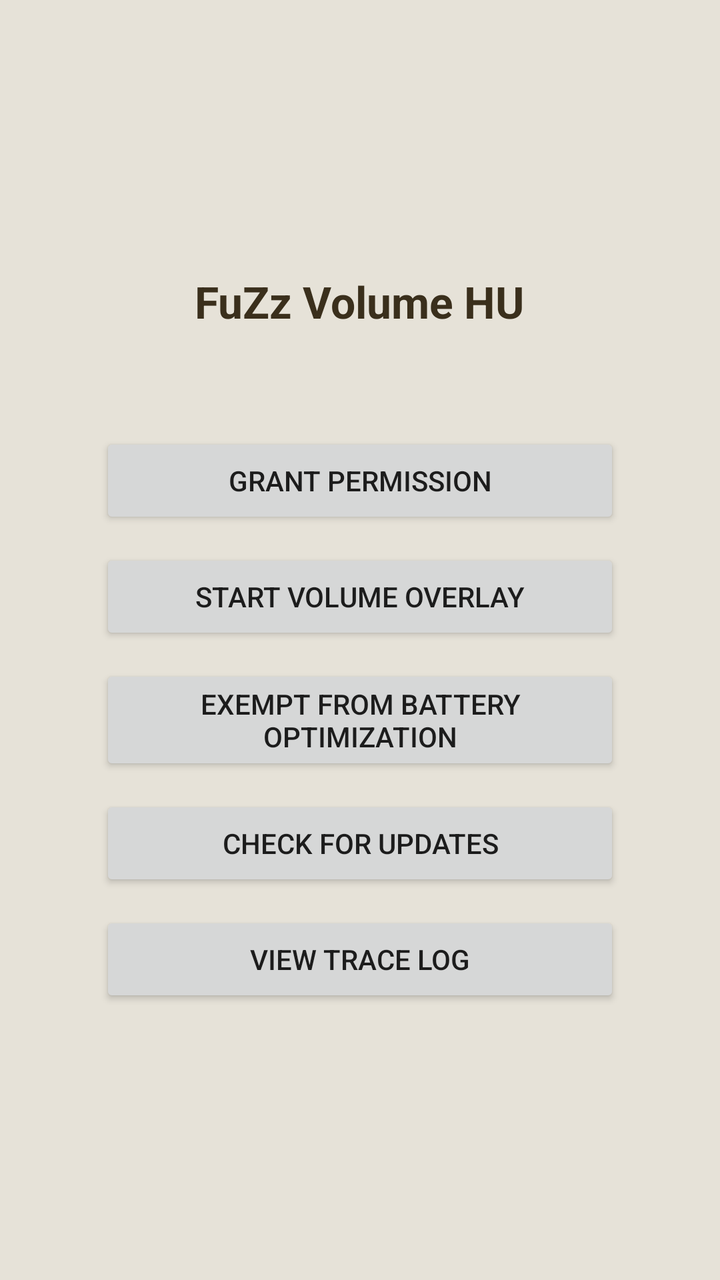
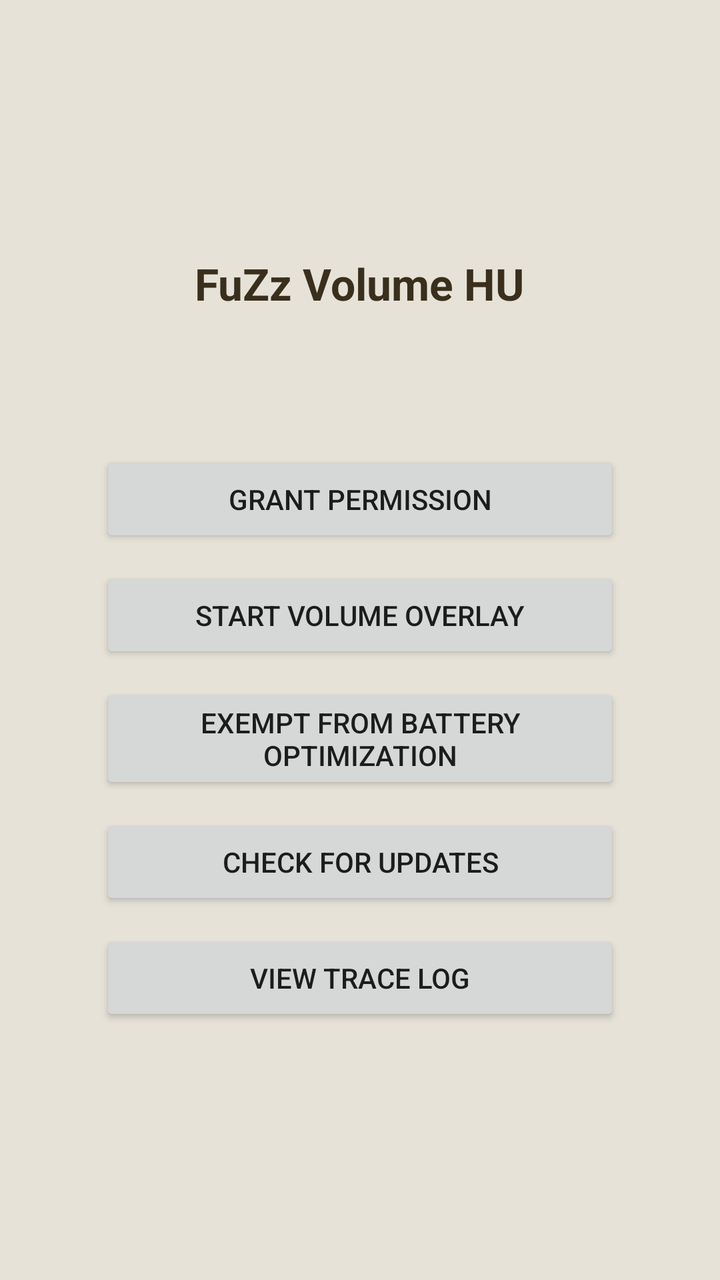

Before-and-after screenshots of an Android layout around one commit, followed by the original layout XML and the change that was made.
<!-- AndroidManifest.xml: application theme AppTheme -->
<!-- res/layout/activity_main.xml -->
<?xml version="1.0" encoding="utf-8"?>
<LinearLayout xmlns:android="http://schemas.android.com/apk/res/android"
    android:layout_width="match_parent"
    android:layout_height="match_parent"
    android:orientation="vertical"
    android:gravity="center"
    android:background="@color/cream"
    android:padding="24dp">

    <TextView
        android:layout_width="wrap_content"
        android:layout_height="wrap_content"
        android:text="@string/app_name"
        android:textColor="@color/ink"
        android:textSize="22sp"
        android:textStyle="bold" />

    <TextView
        android:id="@+id/statusText"
        android:layout_width="wrap_content"
        android:layout_height="wrap_content"
        android:layout_marginTop="8dp"
        android:layout_marginBottom="24dp"
        android:text=""
        android:textColor="@color/ink_dim"
        android:textSize="14sp"
        android:gravity="center" />

    <Button
        android:id="@+id/grantOverlayBtn"
        android:layout_width="260dp"
        android:layout_height="wrap_content"
        android:layout_marginBottom="10dp"
        android:text="@string/grant_overlay" />

    <Button
        android:id="@+id/toggleServiceBtn"
        android:layout_width="260dp"
        android:layout_height="wrap_content"
        android:layout_marginBottom="10dp"
        android:text="@string/start_overlay" />

    <Button
        android:id="@+id/batteryOptBtn"
        android:layout_width="260dp"
        android:layout_height="wrap_content"
        android:layout_marginBottom="10dp"
        android:text="@string/battery_opt_prompt" />

    <Button
        android:id="@+id/checkUpdateBtn"
        android:layout_width="260dp"
        android:layout_height="wrap_content"
        android:layout_marginBottom="10dp"
        android:text="@string/check_updates" />

    <Button
        android:id="@+id/viewTraceBtn"
        android:layout_width="260dp"
        android:layout_height="wrap_content"
        android:text="@string/view_trace_log" />

</LinearLayout>
<!-- resources referenced by this layout -->
<resources>
  <color name="cream">#E6E2D8</color>
  <color name="ink">#3A2F1C</color>
  <color name="ink_dim">#77592A</color>
  <string name="app_name">FuZz Volume HU</string>
  <string name="battery_opt_prompt">Exempt from battery optimization</string>
  <string name="check_updates">Check for updates</string>
  <string name="grant_overlay">Grant permission</string>
  <string name="start_overlay">Start volume overlay</string>
  <string name="view_trace_log">View trace log</string>
  <style name="AppTheme" parent="Theme.AppCompat.DayNight.NoActionBar">
          <item name="colorPrimary">@color/accent</item>
          <item name="colorPrimaryDark">@color/ink</item>
          <item name="colorAccent">@color/accent</item>
          <item name="android:windowBackground">@color/cream</item>
      </style>
  <color name="accent">#B3691F</color>
</resources>

<!-- the commit's change to res/layout/activity_main.xml (unified diff, before → after) -->
@@ -14,6 +14,15 @@
         android:textColor="@color/ink"
         android:textSize="22sp"
         android:textStyle="bold" />
+
+    <TextView
+        android:id="@+id/versionText"
+        android:layout_width="wrap_content"
+        android:layout_height="wrap_content"
+        android:layout_marginTop="2dp"
+        android:text=""
+        android:textColor="@color/ink_dim"
+        android:textSize="12sp" />
 
     <TextView
         android:id="@+id/statusText"
